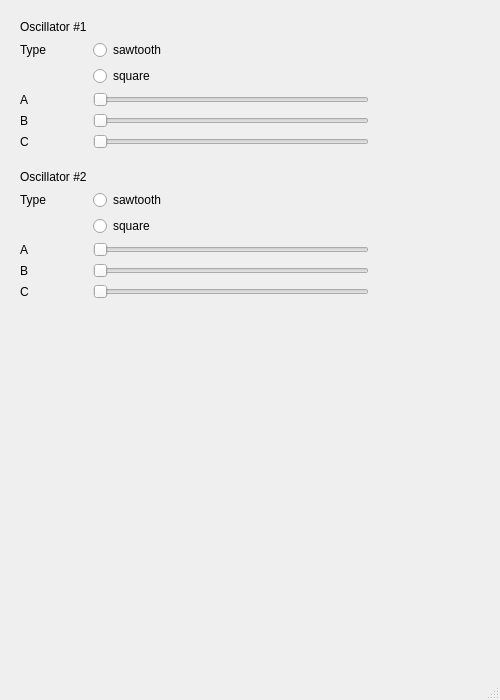
The window that gui/barkinator-qt/mainwindow.ui (duckinator/barkinator) describes before a commit, drawn with Qt 5.
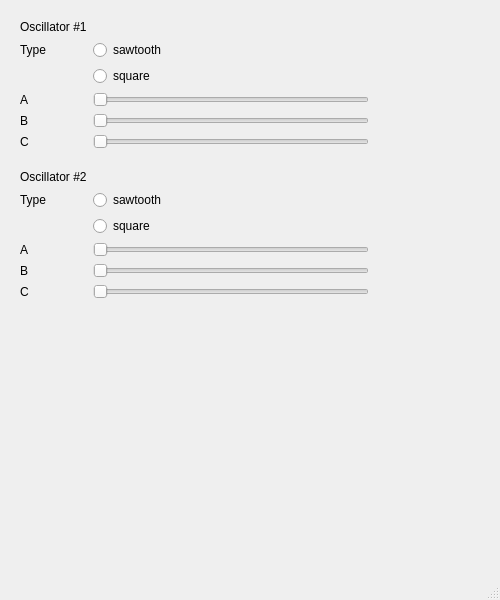
The same window after the commit.

Diff of the .ui file:
```diff
--- a/gui/barkinator-qt/mainwindow.ui
+++ b/gui/barkinator-qt/mainwindow.ui
@@ -7,7 +7,7 @@
     <x>0</x>
     <y>0</y>
     <width>500</width>
-    <height>700</height>
+    <height>600</height>
    </rect>
   </property>
   <property name="windowTitle">
```
